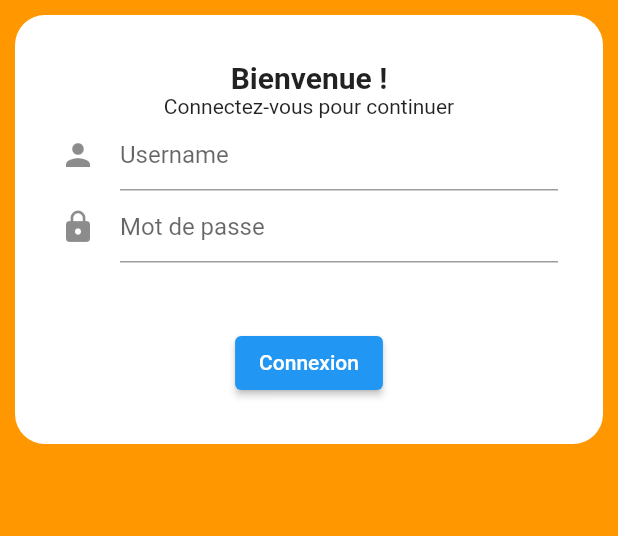
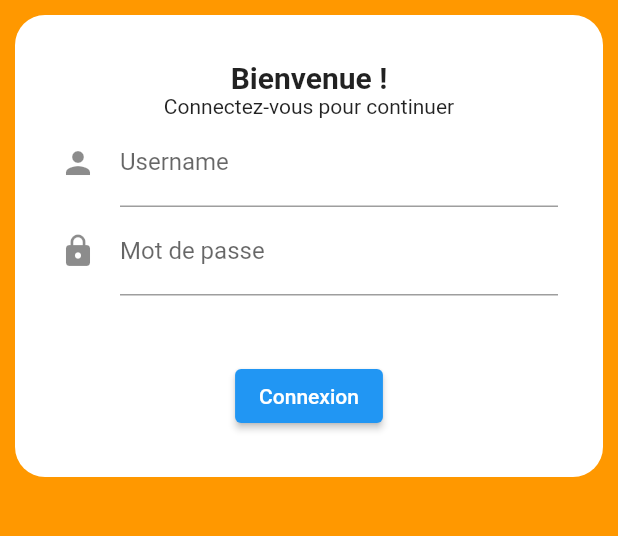
Before and after one commit to Morbleuz/Improve-Your-Ball, a Flutter app: the screen it shows after launch, on a phone screen of 412 x 824 dp, the part 412-948 px from its top. Run offline on Flutter 3.47's test engine with Material 2 defaults, Android fonts, the light colour scheme and no system bars; our stand-ins replace fl_chart; missing offline and left inert: dart:ffi, graphic.

Commit message:
ajout d'un formulaire dynamique pour le login et d'un regex

```diff
--- a/lib/login.dart
+++ b/lib/login.dart
@@ -1,4 +1,5 @@
 import 'package:flutter/material.dart';
+import 'package:flutter_improve_your_ball/model/constant.dart';
 import 'package:flutter_improve_your_ball/model/local.dart';
 import 'package:flutter_improve_your_ball/modelView/ContainerButtonIYP.dart';
 import 'package:flutter_improve_your_ball/modelView/appbarIYP.dart';
@@ -16,6 +17,34 @@ class Login extends StatefulWidget {
 class _Login extends State<Login> {
   late TextEditingController _controllerUsername;
   late TextEditingController _controllerPassword;
+
+  ///Permet de savoir si l'utilisateur est rentré dans le champs Username
+  bool clickOnUsername = false;
+  bool clickOnPassword = false;
+
+  ///Les vérifications du Username
+  String? get _errorUsername {
+    final text = _controllerUsername.value.text;
+    if (text.isEmpty && clickOnUsername) {
+      return 'Ce champ ne doit pas être vide';
+    }
+    // return null if the text is valid
+    return null;
+  }
+
+  ///Les vérifications du password
+  String? get _errorPassord {
+    final text = _controllerPassword.value.text;
+    if (text.isEmpty && clickOnPassword) {
+      return 'Ce champ ne doit pas être vide';
+    }
+    if (clickOnPassword && !Constant.regexStrongPassword.hasMatch(text)) {
+      return 'Mot de passe non valide';
+    }
+    // return null if the text is valid
+    return null;
+  }
+
   String errorMsg = "";
   @override
   void initState() {
@@ -33,6 +62,8 @@ class _Login extends State<Login> {
 
   ///Permet de se connecter à l'API
   void connect() async {
+    //Vérification du formulaire
+    if (_errorUsername == null && _errorPassord == null) {
       //On stocker les variables localement
       Local.LocalUsername = _controllerUsername.text;
       Local.LocalPassword = _controllerPassword.text;
@@ -43,6 +74,8 @@ class _Login extends State<Login> {
       } else {
         errorMsg = API.GetMessage();
       }
+    }
+
     setState(() {});
   }
 
@@ -71,18 +104,26 @@ class _Login extends State<Login> {
             ),
             TextField(
               controller: _controllerUsername,
-              decoration: const InputDecoration(
-                hintText: 'Username',
-                icon: Icon(Icons.person),
+              decoration: InputDecoration(
+                labelText: 'Username',
+                errorText: _errorUsername,
+                icon: const Icon(Icons.person),
               ),
+              onChanged: (text) => setState(() {
+                clickOnUsername = true;
+              }),
             ),
             TextField(
               obscureText: true,
               controller: _controllerPassword,
-              decoration: const InputDecoration(
-                hintText: 'Mot de passe',
-                icon: Icon(Icons.lock),
+              decoration: InputDecoration(
+                labelText: 'Mot de passe',
+                errorText: _errorPassord,
+                icon: const Icon(Icons.lock),
               ),
+              onChanged: (text) => setState(() {
+                clickOnPassword = true;
+              }),
             ),
             Padding(
               padding: EdgeInsets.fromLTRB(0, 5, 0, 2),
--- a/lib/menu.dart
+++ b/lib/menu.dart
@@ -60,7 +60,7 @@ class _Menu extends State<Menu> {
               ),
               IconButton(
                 onPressed: testDisplay,
-                icon: const Icon(Icons.troubleshoot_sharp),
+                icon: const Icon(Icons.border_vertical_outlined),
                 color: colorButtonTest,
               ),
               IconButton(
@@ -125,6 +125,7 @@ class _Menu extends State<Menu> {
               textAlign: TextAlign.center,
               style: const TextStyle(fontSize: 20, color: Colors.white),
             ),
+            // le graphique
             SizedBox(
               width: 1000,
               height: 100,
@@ -134,7 +135,8 @@ class _Menu extends State<Menu> {
                   sectionsSpace: 2.0,
                   centerSpaceRadius: 10,
                 ),
-                swapAnimationDuration: Duration(milliseconds: 150), // Optional
+                swapAnimationDuration:
+                    const Duration(milliseconds: 150), // Optional
                 swapAnimationCurve: Curves.linear,
               ),
             ),
--- a/lib/model/constant.dart
+++ b/lib/model/constant.dart
@@ -4,4 +4,14 @@ abstract class Constant {
   static String urlToken = "/api/authentication_token";
   static String urlGetAllUser = "/api/users?page=1";
   static String urlPostRencontre = "/api/rencontres";
+
+  ///Regex qui respecte la règle suivant
+  ///Le champs doit avoir :
+  ///une minuscule
+  ///une majuscule
+  ///un nombre numérique
+  ///un caractère spécial (!@#$%...)
+  ///avoir une longueur de 8 au minimun
+  static RegExp regexStrongPassword =
+      RegExp("^(?=.*[a-z])(?=.*[A-Z])(?=.*[0-9])(?=.*[!@#\$%\^&\*])(?=.{8,})");
 }
--- a/lib/rencontre.dart
+++ b/lib/rencontre.dart
@@ -126,7 +126,7 @@ class _RencontreScreen extends State<RencontreScreen> {
                     ),
                     TextFormField(
                       decoration:
-                          const InputDecoration(hintText: 'Nombre de rebonts '),
+                          const InputDecoration(hintText: 'Nombre de rebonds '),
                       validator: (value) {
                         if (value == null || value.isEmpty) {
                           return 'Champs vide';
```
Lines whose indentation alone changed are shown as unchanged.
